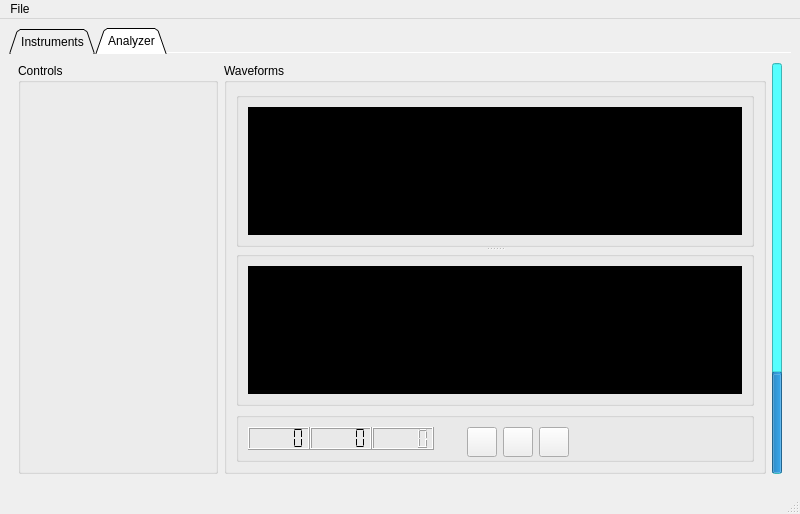
mo-gaafar/mini-music-workstation, file resources/music_ws_mainwindow.ui: the form before one commit.
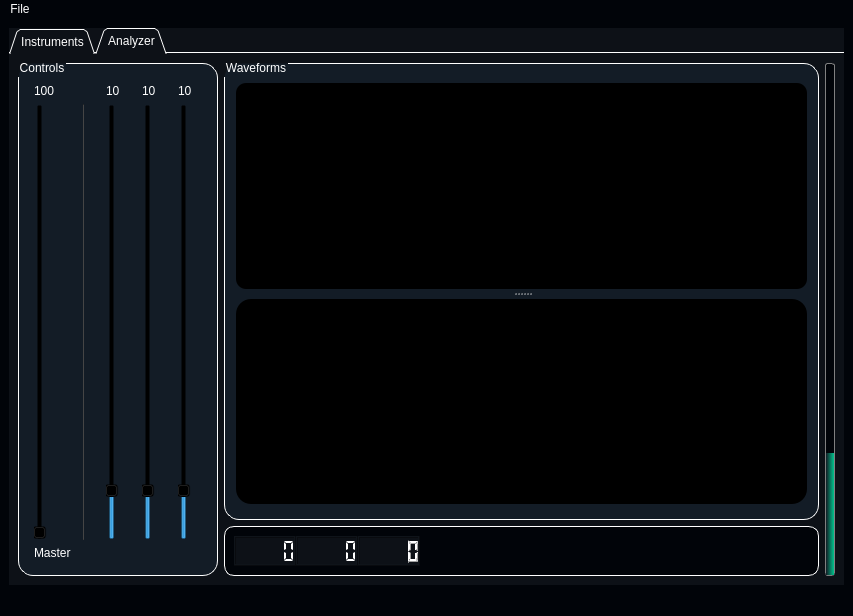
The form after the commit. Icons and pictures are not drawn. Custom widgets are drawn as their Qt base class.

Patch:
```diff
--- a/resources/music_ws_mainwindow.ui
+++ b/resources/music_ws_mainwindow.ui
@@ -6,17 +6,24 @@
    <rect>
     <x>0</x>
     <y>0</y>
-    <width>800</width>
-    <height>514</height>
+    <width>853</width>
+    <height>616</height>
    </rect>
   </property>
   <property name="windowTitle">
    <string>MainWindow</string>
   </property>
+  <property name="styleSheet">
+   <string notr="true">background-color: rgb(1, 4, 9);
+color: rgb(255, 255, 255);</string>
+  </property>
   <widget class="QWidget" name="centralwidget">
    <layout class="QGridLayout" name="gridLayout">
     <item row="0" column="0">
      <widget class="QTabWidget" name="main_tabWidget">
+      <property name="styleSheet">
+       <string notr="true">background-color: rgb(13, 17, 23);</string>
+      </property>
       <property name="tabShape">
        <enum>QTabWidget::Triangular</enum>
       </property>
@@ -79,46 +86,65 @@
               <height>16777215</height>
              </size>
             </property>
+            <property name="styleSheet">
+             <string notr="true">QGroupBox {
+background-color: #131c26;
+border: 1.2px solid #ffffff;
+border-style: outset;
+border-radius: 15px;
+}
+QGroupBox::title  {
+    subcontrol-origin: margin;
+    subcontrol-position: top left;
+    padding: -5px 0px 0px 0px;
+    color: rgb(255, 255, 255);
+}</string>
+            </property>
             <property name="title">
              <string>Waveforms</string>
             </property>
-            <layout class="QGridLayout" name="gridLayout_7">
-             <item row="0" column="0">
-              <widget class="QSplitter" name="splitter">
-               <property name="orientation">
-                <enum>Qt::Vertical</enum>
-               </property>
-               <widget class="QGroupBox" name="groupBox_3">
-                <property name="title">
-                 <string/>
-                </property>
                 <layout class="QGridLayout" name="gridLayout_3">
+             <property name="leftMargin">
+              <number>11</number>
+             </property>
+             <property name="topMargin">
+              <number>19</number>
+             </property>
+             <property name="rightMargin">
+              <number>11</number>
+             </property>
+             <property name="bottomMargin">
+              <number>15</number>
+             </property>
                  <item row="0" column="0">
+              <widget class="QSplitter" name="splitter">
+               <property name="styleSheet">
+                <string notr="true">background-color: #131c26;
+border-radius: 15px;</string>
+               </property>
+               <property name="orientation">
+                <enum>Qt::Vertical</enum>
+               </property>
+               <property name="handleWidth">
+                <number>10</number>
+               </property>
                   <widget class="PlotWidget" name="waveform_widget" native="true">
                    <property name="styleSheet">
-                    <string notr="true">background-color: rgb(0, 0, 0);</string>
-                   </property>
-                  </widget>
-                 </item>
-                </layout>
-               </widget>
-               <widget class="QGroupBox" name="groupBox_4">
-                <property name="title">
-                 <string/>
-                </property>
-                <layout class="QGridLayout" name="gridLayout_6">
-                 <item row="0" column="0">
+                 <string notr="true">background-color: rgb(0, 0, 0);
+border-radius: 10px;</string>
+                </property>
+               </widget>
                   <widget class="QWidget" name="spectrogram_widget" native="true">
                    <property name="styleSheet">
                     <string notr="true">background-color: rgb(0, 0, 0);</string>
                    </property>
                   </widget>
+              </widget>
                  </item>
                 </layout>
                </widget>
-              </widget>
-             </item>
-             <item row="1" column="0">
+          </item>
+          <item>
               <widget class="QGroupBox" name="groupBox">
                <property name="maximumSize">
                 <size>
@@ -126,6 +152,14 @@
                  <height>50</height>
                 </size>
                </property>
+            <property name="styleSheet">
+             <string notr="true">QGroupBox {
+background-color: #010409;
+border: 1.2px solid #ffffff;
+border-style: outset;
+border-radius: 10px;
+}</string>
+            </property>
                <property name="title">
                 <string/>
                </property>
@@ -207,6 +241,12 @@
                         <height>16777215</height>
                        </size>
                       </property>
+                   <property name="styleSheet">
+                    <string notr="true">QPushButton:pressed {
+    border-radius: 5px;
+    background:rgb(19, 28, 38);
+    }</string>
+                   </property>
                       <property name="text">
                        <string/>
                       </property>
@@ -220,6 +260,9 @@
                         <height>12</height>
                        </size>
                       </property>
+                   <property name="flat">
+                    <bool>true</bool>
+                   </property>
                      </widget>
                     </item>
                     <item>
@@ -236,6 +279,12 @@
                         <height>16777215</height>
                        </size>
                       </property>
+                   <property name="styleSheet">
+                    <string notr="true">QPushButton:pressed {
+    border-radius: 5px;
+    background:rgb(19, 28, 38);
+    }</string>
+                   </property>
                       <property name="text">
                        <string/>
                       </property>
@@ -249,6 +298,9 @@
                         <height>12</height>
                        </size>
                       </property>
+                   <property name="flat">
+                    <bool>true</bool>
+                   </property>
                      </widget>
                     </item>
                     <item>
@@ -265,6 +317,12 @@
                         <height>16777215</height>
                        </size>
                       </property>
+                   <property name="styleSheet">
+                    <string notr="true">QPushButton:pressed {
+    border-radius: 5px;
+    background:rgb(19, 28, 38);
+    }</string>
+                   </property>
                       <property name="text">
                        <string/>
                       </property>
@@ -278,6 +336,9 @@
                         <height>12</height>
                        </size>
                       </property>
+                   <property name="flat">
+                    <bool>true</bool>
+                   </property>
                      </widget>
                     </item>
                     <item>
@@ -375,16 +436,85 @@
                   </property>
                  </spacer>
                 </item>
-               </layout>
-              </widget>
-             </item>
-            </layout>
+             <item row="0" column="0">
+              <layout class="QHBoxLayout" name="horizontalLayout_2">
+               <property name="spacing">
+                <number>0</number>
+               </property>
+               <item>
+                <widget class="QLCDNumber" name="min_lcd">
+                 <property name="maximumSize">
+                  <size>
+                   <width>62</width>
+                   <height>30</height>
+                  </size>
+                 </property>
+                 <property name="segmentStyle">
+                  <enum>QLCDNumber::Flat</enum>
+                 </property>
+                </widget>
+               </item>
+               <item>
+                <widget class="QLCDNumber" name="sec_lcd">
+                 <property name="maximumSize">
+                  <size>
+                   <width>62</width>
+                   <height>30</height>
+                  </size>
+                 </property>
+                 <property name="segmentStyle">
+                  <enum>QLCDNumber::Flat</enum>
+                 </property>
+                </widget>
+               </item>
+               <item>
+                <widget class="QLCDNumber" name="cs_lcd">
+                 <property name="maximumSize">
+                  <size>
+                   <width>62</width>
+                   <height>30</height>
+                  </size>
+                 </property>
+                 <property name="layoutDirection">
+                  <enum>Qt::LeftToRight</enum>
+                 </property>
+                </widget>
+               </item>
+              </layout>
+             </item>
+            </layout>
            </widget>
           </item>
          </layout>
         </item>
-        <item row="1" column="0" colspan="2">
-         <layout class="QHBoxLayout" name="horizontalLayout_5"/>
+        <item row="0" column="2">
+         <widget class="QProgressBar" name="master_volume_bar">
+          <property name="maximumSize">
+           <size>
+            <width>10</width>
+            <height>16777215</height>
+           </size>
+          </property>
+          <property name="styleSheet">
+           <string notr="true">QProgressBar:vertical {
+border: 1px solid gray;
+border-radius: 3px;
+background: #010409;
+}
+QProgressBar::chunk:vertical {
+background: qlineargradient(x1: 0, y1: 0.5, x2: 1, y2: 0.5, stop: 0 #131c26, stop: 1 #01c38d);
+}</string>
+          </property>
+          <property name="value">
+           <number>24</number>
+          </property>
+          <property name="textVisible">
+           <bool>false</bool>
+          </property>
+          <property name="orientation">
+           <enum>Qt::Vertical</enum>
+          </property>
+         </widget>
         </item>
         <item row="0" column="0">
          <widget class="QGroupBox" name="controls_groupBox">
@@ -400,30 +530,262 @@
             <height>16777215</height>
            </size>
           </property>
+          <property name="styleSheet">
+           <string notr="true">QGroupBox {
+background-color:#131c26;
+border: 1.2px solid #ffffff;
+border-style: outset;
+border-radius: 15px;
+}
+QGroupBox::title  {
+    subcontrol-origin: margin;
+    subcontrol-position: top left;
+    padding: -5px 0px 0px 0px;
+    color: rgb(255, 255, 255);
+}</string>
+          </property>
           <property name="title">
            <string>Controls</string>
           </property>
-         </widget>
-        </item>
-        <item row="0" column="2">
-         <widget class="QProgressBar" name="master_volume_bar">
-          <property name="maximumSize">
+          <layout class="QGridLayout" name="gridLayout_6">
+           <property name="topMargin">
+            <number>20</number>
+           </property>
+           <property name="bottomMargin">
+            <number>15</number>
+           </property>
+           <item row="1" column="2">
+            <spacer name="verticalSpacer_2">
+             <property name="orientation">
+              <enum>Qt::Vertical</enum>
+             </property>
+             <property name="sizeHint" stdset="0">
            <size>
             <width>10</width>
+               <height>40</height>
+              </size>
+             </property>
+            </spacer>
+           </item>
+           <item row="1" column="0">
+            <widget class="QSlider" name="verticalSlider">
+             <property name="styleSheet">
+              <string notr="true">background-color: transparent;</string>
+             </property>
+             <property name="orientation">
+              <enum>Qt::Vertical</enum>
+             </property>
+             <property name="tickPosition">
+              <enum>QSlider::TicksBelow</enum>
+             </property>
+             <property name="tickInterval">
+              <number>5</number>
+             </property>
+            </widget>
+           </item>
+           <item row="0" column="4" alignment="Qt::AlignHCenter">
+            <widget class="QLabel" name="label_3">
+             <property name="styleSheet">
+              <string notr="true">background-color: transparent;</string>
+             </property>
+             <property name="text">
+              <string>10   </string>
+             </property>
+            </widget>
+           </item>
+           <item row="0" column="0">
+            <widget class="QLabel" name="label">
+             <property name="styleSheet">
+              <string notr="true">background-color: transparent;</string>
+             </property>
+             <property name="text">
+              <string>100</string>
+             </property>
+            </widget>
+           </item>
+           <item row="0" column="5" alignment="Qt::AlignHCenter">
+            <widget class="QLabel" name="label_4">
+             <property name="styleSheet">
+              <string notr="true">background-color: transparent;</string>
+             </property>
+             <property name="text">
+              <string>10   </string>
+             </property>
+            </widget>
+           </item>
+           <item row="0" column="3" alignment="Qt::AlignHCenter">
+            <widget class="QLabel" name="label_2">
+             <property name="styleSheet">
+              <string notr="true">background-color: transparent;</string>
+             </property>
+             <property name="text">
+              <string>10   </string>
+             </property>
+            </widget>
+           </item>
+           <item row="1" column="3">
+            <widget class="QSlider" name="verticalSlider_2">
+             <property name="styleSheet">
+              <string notr="true">background-color: transparent;</string>
+             </property>
+             <property name="maximum">
+              <number>10</number>
+             </property>
+             <property name="value">
+              <number>1</number>
+             </property>
+             <property name="orientation">
+              <enum>Qt::Vertical</enum>
+             </property>
+             <property name="tickPosition">
+              <enum>QSlider::TicksBelow</enum>
+             </property>
+             <property name="tickInterval">
+              <number>0</number>
+             </property>
+            </widget>
+           </item>
+           <item row="2" column="0">
+            <widget class="QLabel" name="label_5">
+             <property name="styleSheet">
+              <string notr="true">background-color:transparent;</string>
+             </property>
+             <property name="text">
+              <string>Master</string>
+             </property>
+             <property name="margin">
+              <number>2</number>
+             </property>
+            </widget>
+           </item>
+           <item row="1" column="1">
+            <widget class="Line" name="line">
+             <property name="maximumSize">
+              <size>
+               <width>1</width>
             <height>16777215</height>
            </size>
           </property>
           <property name="styleSheet">
-           <string notr="true">color: rgb(85, 255, 255);
-background-color: rgb(85, 255, 255);
-selection-color: rgb(85, 255, 255);</string>
-          </property>
+              <string notr="true">background-color: rgb(169, 169, 169);
+background-color: rgb(60, 60, 60);</string>
+             </property>
+             <property name="orientation">
+              <enum>Qt::Vertical</enum>
+             </property>
+            </widget>
+           </item>
+           <item row="1" column="5">
+            <widget class="QSlider" name="verticalSlider_4">
+             <property name="styleSheet">
+              <string notr="true">background-color: transparent;</string>
+             </property>
+             <property name="maximum">
+              <number>10</number>
+             </property>
           <property name="value">
-           <number>24</number>
+              <number>1</number>
           </property>
           <property name="orientation">
            <enum>Qt::Vertical</enum>
           </property>
+             <property name="tickPosition">
+              <enum>QSlider::TicksBelow</enum>
+             </property>
+             <property name="tickInterval">
+              <number>0</number>
+             </property>
+            </widget>
+           </item>
+           <item row="1" column="4">
+            <widget class="QSlider" name="verticalSlider_3">
+             <property name="styleSheet">
+              <string notr="true">background-color: transparent;</string>
+             </property>
+             <property name="maximum">
+              <number>10</number>
+             </property>
+             <property name="value">
+              <number>1</number>
+             </property>
+             <property name="orientation">
+              <enum>Qt::Vertical</enum>
+             </property>
+             <property name="tickPosition">
+              <enum>QSlider::TicksBelow</enum>
+             </property>
+             <property name="tickInterval">
+              <number>0</number>
+             </property>
+            </widget>
+           </item>
+           <item row="2" column="4">
+            <widget class="QLabel" name="label_7">
+             <property name="maximumSize">
+              <size>
+               <width>15</width>
+               <height>15</height>
+              </size>
+             </property>
+             <property name="styleSheet">
+              <string notr="true">background-color:transparent;</string>
+             </property>
+             <property name="text">
+              <string/>
+             </property>
+             <property name="pixmap">
+              <pixmap>icons/Real-Time-256.png</pixmap>
+             </property>
+             <property name="scaledContents">
+              <bool>true</bool>
+             </property>
+            </widget>
+           </item>
+           <item row="2" column="5">
+            <widget class="QLabel" name="label_8">
+             <property name="maximumSize">
+              <size>
+               <width>15</width>
+               <height>15</height>
+              </size>
+             </property>
+             <property name="styleSheet">
+              <string notr="true">background-color:transparent;</string>
+             </property>
+             <property name="text">
+              <string/>
+             </property>
+             <property name="pixmap">
+              <pixmap>icons/Check-256.png</pixmap>
+             </property>
+             <property name="scaledContents">
+              <bool>true</bool>
+             </property>
+            </widget>
+           </item>
+           <item row="2" column="3">
+            <widget class="QLabel" name="label_6">
+             <property name="maximumSize">
+              <size>
+               <width>15</width>
+               <height>15</height>
+              </size>
+             </property>
+             <property name="styleSheet">
+              <string notr="true">background-color:transparent;</string>
+             </property>
+             <property name="text">
+              <string/>
+             </property>
+             <property name="pixmap">
+              <pixmap>icons/Calculator-256.png</pixmap>
+             </property>
+             <property name="scaledContents">
+              <bool>true</bool>
+             </property>
+            </widget>
+           </item>
+          </layout>
          </widget>
         </item>
        </layout>
@@ -437,7 +799,7 @@
     <rect>
      <x>0</x>
      <y>0</y>
-     <width>800</width>
+     <width>853</width>
      <height>21</height>
     </rect>
    </property>
```
Left out of the diff: 116 changed lines with no effect on the pictures. Lines whose indentation alone changed are shown as unchanged.
